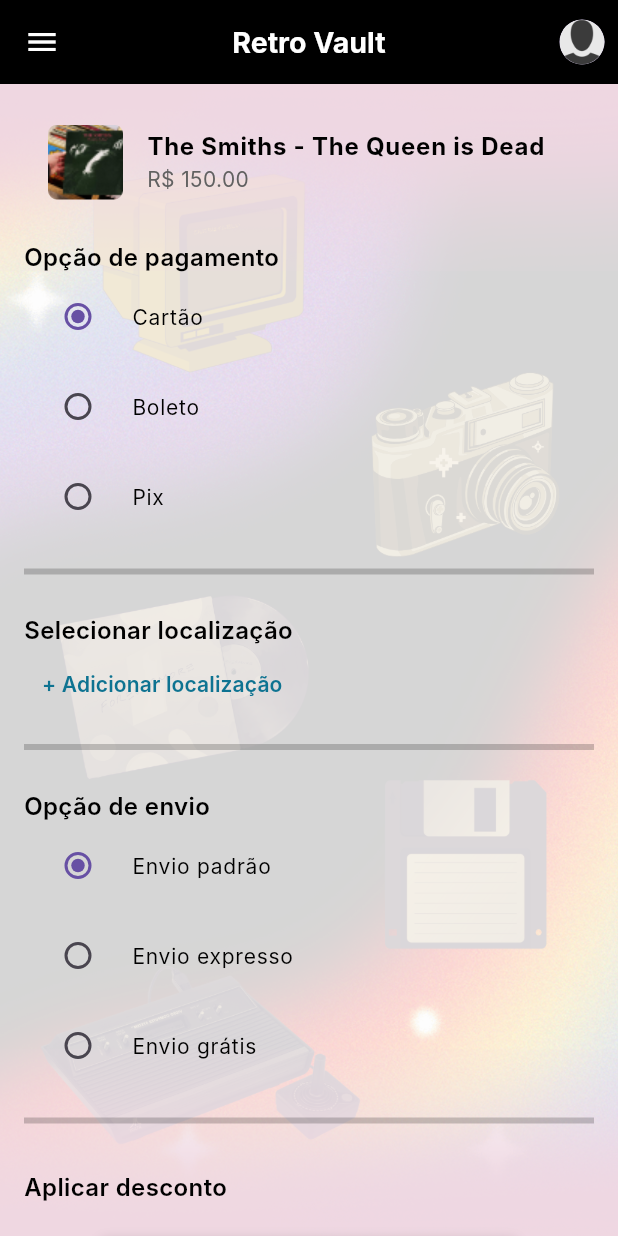
After one commit to LucasSSilvaJS/RetroVault, a Flutter app: the PurchaseScreen screen opened by its route, after a tap on the "menu" icon, on a phone screen of 412 x 824 dp. The commit adds this screen. Run offline on Flutter 3.47's test engine with Material 3 defaults, Android fonts, the phone set to English and light mode, and no system bars; our stand-ins replace carousel_slider, image_picker; Roboto replaces fonts that are missing (Inter); project files that could hold a hidden picture were left out.

Commit message:
Criação das páginas perfil e purchase

```diff
--- a/lib/main.dart
+++ b/lib/main.dart
@@ -3,6 +3,9 @@ import 'pages/homepage.dart';
 import 'pages/loginpage.dart';
 import 'pages/profileimg.dart';
 import 'pages/mainpage.dart';
+import 'pages/perfilpage.dart';
+import 'pages/purchasepage.dart';
+
 
 void main() {
   runApp(MyApp());
@@ -20,6 +23,8 @@ class MyApp extends StatelessWidget {
         '/profileimg': (context) => ProfileImg(),
         '/mainpage': (context) => MainPage(),
         '/login': (context) => LoginPage(),
+        '/perfilpage': (context) => UserProfileScreen(),
+        '/purchasepage': (context) => PurchaseScreen(),
       },
     );
   }
--- /dev/null
+++ b/lib/pages/purchasepage.dart
@@ -0,0 +1,293 @@
+import 'package:flutter/material.dart';
+
+class Product {
+  final String title;
+  final String imageUrl;
+  final double price;
+
+  Product({required this.title, required this.imageUrl, required this.price});
+}
+
+Future<Product> fetchProduct() async {
+  // Simulando um atraso de rede
+  await Future.delayed(Duration(seconds: 2));
+  // Retornando dados fictícios
+  return Product(
+    title: 'The Smiths - The Queen is Dead',
+    imageUrl: 'assets/img/album-cover2.png',
+    price: 150.00,
+  );
+}
+
+class PurchaseScreen extends StatefulWidget {
+  @override
+  _PurchaseScreenState createState() => _PurchaseScreenState();
+}
+
+class _PurchaseScreenState extends State<PurchaseScreen> {
+  String selectedPaymentOption = 'Cartão';
+  String selectedShippingOption = 'Envio padrão';
+  late Future<Product> futureProduct;
+
+  @override
+  void initState() {
+    super.initState();
+    futureProduct = fetchProduct();
+  }
+
+  @override
+  Widget build(BuildContext context) {
+    return Scaffold(
+      appBar: AppBar(
+        backgroundColor: Colors.black,
+        leading: IconButton(
+          icon: Icon(Icons.menu, color: Colors.white),
+          onPressed: () {},
+        ),
+        title: Text(
+          'Retro Vault',
+          style: TextStyle(
+            fontFamily: 'Inter',
+            fontWeight: FontWeight.bold,
+            fontSize: 19,
+            color: Colors.white,
+          ),
+        ),
+        centerTitle: true,
+        actions: [
+          IconButton(
+            icon: Container(
+              width: 30,
+              height: 30,
+              child: CircleAvatar(
+                backgroundImage: AssetImage('assets/img/avatar.png'),
+              ),
+            ),
+            onPressed: () {},
+          ),
+        ],
+      ),
+      body: Stack(
+        children: [
+          Container(
+            decoration: BoxDecoration(
+              image: DecorationImage(
+                image: AssetImage('assets/img/Wallpaper.png'),
+                fit: BoxFit.cover,
+              ),
+            ),
+          ),
+          Container(
+            color: Colors.white.withOpacity(0.8),
+          ),
+          FutureBuilder<Product>(
+            future: futureProduct,
+            builder: (context, snapshot) {
+              if (snapshot.connectionState == ConnectionState.waiting) {
+                return Center(child: CircularProgressIndicator());
+              } else if (snapshot.hasError) {
+                return Center(child: Text('Error: ${snapshot.error}'));
+              } else if (snapshot.hasData) {
+                final product = snapshot.data!;
+                return SingleChildScrollView(
+                  padding: EdgeInsets.all(16.0),
+                  child: Column(
+                    crossAxisAlignment: CrossAxisAlignment.start,
+                    children: [
+                      ListTile(
+                        leading: ClipRRect(
+                          borderRadius: BorderRadius.circular(5.85),
+                          child: Image.asset(
+                            product.imageUrl,
+                            width: 50,
+                            height: 50,
+                            fit: BoxFit.cover,
+                          ),
+                        ),
+                        title: Text(
+                          product.title,
+                          style: TextStyle(
+                            fontFamily: 'Inter',
+                            fontWeight: FontWeight.bold,
+                            fontSize: 16,
+                            color: Colors.black,
+                          ),
+                        ),
+                        subtitle: Text(
+                          'R\$ ${product.price.toStringAsFixed(2)}',
+                          style: TextStyle(
+                            fontFamily: 'Inter',
+                            fontSize: 14,
+                            color: Colors.grey[700],
+                          ),
+                        ),
+                      ),
+                      SizedBox(height: 16),
+                      buildSectionTitle('Opção de pagamento'),
+                      buildRadioOptions(['Cartão', 'Boleto', 'Pix'], selectedPaymentOption, (value) {
+                        setState(() {
+                          selectedPaymentOption = value!;
+                        });
+                      }),
+                      buildSeparatorLine(),
+                      SizedBox(height: 10),
+                      buildSectionTitle('Selecionar localização'),
+                      TextButton(
+                        onPressed: () {},
+                        child: Text(
+                          '+ Adicionar localização',
+                          style: TextStyle(
+                            fontFamily: 'Inter',
+                            fontWeight: FontWeight.w600,
+                            fontSize: 14,
+                            color: Color(0xFF0E7391),
+                          ),
+                        ),
+                      ),
+                      buildSeparatorLine(),
+                      SizedBox(height: 10),
+                      buildSectionTitle('Opção de envio'),
+                      buildRadioOptions(['Envio padrão', 'Envio expresso', 'Envio grátis'], selectedShippingOption, (value) {
+                        setState(() {
+                          selectedShippingOption = value!;
+                        });
+                      }),
+                      buildSeparatorLine(),
+                      SizedBox(height: 15),
+                      buildSectionTitle('Aplicar desconto'),
+                      Padding(
+                        padding: const EdgeInsets.only(top: 13.0, left: 8.0, right: 8.0),
+                        child: Column(
+                          children: [
+                            buildDiscountInput(),
+                            SizedBox(height: 15),
+                            buildActionButton(context, 'Comprar', Color(0xFF0E7391)),
+                          ],
+                        ),
+                      ),
+                    ],
+                  ),
+                );
+              } else {
+                return Center(child: Text('No data available'));
+              }
+            },
+          ),
+        ],
+      ),
+    );
+  }
+
+  Widget buildSectionTitle(String title) {
+    return Text(
+      title,
+      style: TextStyle(
+        fontFamily: 'Inter',
+        fontWeight: FontWeight.w600,
+        fontSize: 16,
+        color: Colors.black,
+      ),
+    );
+  }
+
+  Widget buildRadioOptions(List<String> options, String groupValue, Function(String?) onChanged) {
+    return Column(
+      children: options.map((option) {
+        return Padding(
+          padding: EdgeInsets.only(bottom: 4),
+          child: RadioListTile<String>(
+            value: option,
+            groupValue: groupValue,
+            onChanged: onChanged,
+            title: Text(
+              option,
+              style: TextStyle(
+                fontFamily: 'Inter',
+                fontSize: 14,
+                color: Colors.black,
+              ),
+            ),
+          ),
+        );
+      }).toList(),
+    );
+  }
+
+  Widget buildSeparatorLine() {
+    return Padding(
+      padding: const EdgeInsets.symmetric(vertical: 10.0),
+      child: Divider(
+        color: Colors.black.withOpacity(0.2),
+        thickness: 4,
+      ),
+    );
+  }
+
+  Widget buildActionButton(BuildContext context, String text, Color color) {
+    return Padding(
+      padding: const EdgeInsets.symmetric(vertical: 8.0, horizontal: 40),
+      child: ElevatedButton(
+        onPressed: () {},
+        style: ElevatedButton.styleFrom(
+          backgroundColor: color,
+          shape: RoundedRectangleBorder(
+            borderRadius: BorderRadius.circular(20),
+          ),
+        ),
+        child: Container(
+          width: double.infinity,
+          alignment: Alignment.center,
+          child: Text(
+            text,
+            style: TextStyle(
+              fontFamily: 'Inter',
+              fontWeight: FontWeight.w600,
+              fontSize: 15,
+              color: Color(0xFFFFFFFF),
+            ),
+          ),
+        ),
+      ),
+    );
+  }
+
+  Widget buildDiscountInput() {
+    return Padding(
+      padding: const EdgeInsets.symmetric(vertical: 8.0, horizontal: 40),
+      child: Container(
+        width: MediaQuery.of(context).size.width * 0.95, // 5% menor
+        height: 24 * 0.75, // 25% menor
+        decoration: BoxDecoration(
+          color: Colors.white, // Cor de fundo branca
+          borderRadius: BorderRadius.circular(100),
+          boxShadow: [
+            BoxShadow(
+              color: Colors.black.withOpacity(0.1),
+              spreadRadius: 1,
+              blurRadius: 5,
+              offset: Offset(0, 2),
+            ),
+          ],
+        ),
+        child: TextField(
+          decoration: InputDecoration(
+            hintText: 'Digite o código',
+            border: OutlineInputBorder(
+              borderRadius: BorderRadius.circular(100),
+              borderSide: BorderSide.none,
+            ),
+            contentPadding: EdgeInsets.symmetric(horizontal: 10, vertical: 4),
+          ),
+          style: TextStyle(fontSize: 14),
+        ),
+      ),
+    );
+  }
+}
+
+void main() {
+  runApp(MaterialApp(
+    debugShowCheckedModeBanner: false,
+    home: PurchaseScreen(),
+  ));
+}
--- a/pubspec.yaml
+++ b/pubspec.yaml
@@ -42,6 +42,9 @@ dependencies:
 dev_dependencies:
   flutter_test:
     sdk: flutter
+  flutter:
+    sdk: flutter
+  flutter_svg: ^1.0.0
 
   # The "flutter_lints" package below contains a set of recommended lints to
   # encourage good coding practices. The lint set provided by the package is
```
Also changed, not shown: lib/pages/perfilpage.dart (added, +215 -0 lines), assets/img/album-cover2.png (added), assets/img/avatar.svg (added), assets/img/camera-add 1.svg (added), assets/img/camera-add1.png (added), assets/img/perfil-image.png (added), pubspec.lock, 1 other file.
